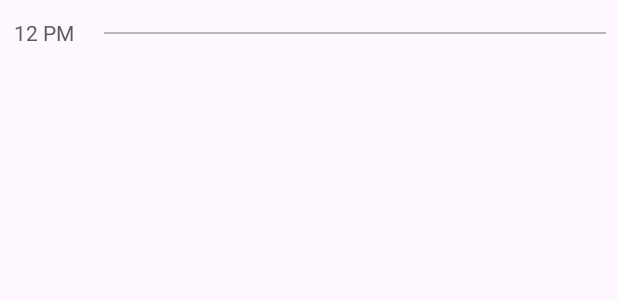
After one commit to t-scadambi/Project-Plan-My-Day, an Android app: the layout timeline_view.xml on its own in the app's theme, with its tools: preview values and no code run, on a phone screen of 412 x 824 dp. The commit adds this screen. Shown: the top 300 px of the screen. Run offline under Robolectric (Android 15) with nearby library versions, the light colour scheme and no system bars; network calls fail.

Commit message:
timelineview added

```diff
--- a/app/build.gradle
+++ b/app/build.gradle
@@ -59,6 +59,6 @@ dependencies {
     implementation 'org.tensorflow:tensorflow-lite:+'
     implementation 'org.tensorflow:tensorflow-lite-select-tf-ops:+'
 //    implementation 'io.github.akri16:timelineview:1.0.0'
-    implementation project(':timelineview')
+//    implementation project(':timelineview')
 
 }
--- a/app/src/main/AndroidManifest.xml
+++ b/app/src/main/AndroidManifest.xml
@@ -3,6 +3,7 @@
     xmlns:tools="http://schemas.android.com/tools">
     <uses-permission android:name="android.permission.READ_EXTERNAL_STORAGE" />
     <uses-permission android:name="android.permission.WRITE_EXTERNAL_STORAGE" />
+    <uses-permission android:name="android.permission.VIBRATE" />
     <application
         android:usesCleartextTraffic="true"
         android:allowBackup="true"
--- a/app/src/main/java/com/cads/projectplanmyday/ActivityViewModel.java
+++ b/app/src/main/java/com/cads/projectplanmyday/ActivityViewModel.java
@@ -4,6 +4,7 @@ import androidx.lifecycle.LiveData;
 import androidx.lifecycle.MutableLiveData;
 import androidx.lifecycle.ViewModel;
 
+import com.cads.projectplanmyday.timelineview.Event;
 import com.microsoft.identity.client.IAccount;
 import com.microsoft.identity.client.ISingleAccountPublicClientApplication;
 
@@ -14,7 +15,7 @@ public class ActivityViewModel extends ViewModel {
     private MutableLiveData<ISingleAccountPublicClientApplication> singleAccountAppLiveData = new MutableLiveData<>();
     private MutableLiveData<IAccount> accountLiveData = new MutableLiveData<>();
 
-    private MutableLiveData<List<Event>> _openAIData = new MutableLiveData<>();
+    private MutableLiveData<List<com.cads.projectplanmyday.timelineview.Event>> _openAIData = new MutableLiveData<>();
 
     private MutableLiveData<List<TaskPlanner>> _tasks = new MutableLiveData<>();
     private MutableLiveData<List<CalendarEvent>> _events = new MutableLiveData<>();
@@ -25,7 +26,7 @@ public class ActivityViewModel extends ViewModel {
     public void setUserMessage(String message){
         userMessage.postValue(message);
     }
-    public void setOpenAIData(List<Event> openAIData){
+    public void setOpenAIData(List<com.cads.projectplanmyday.timelineview.Event> openAIData){
         _openAIData.postValue(openAIData);
     }
     public List<Event> getOpenAIData(){
--- a/app/src/main/java/com/cads/projectplanmyday/Fragments/CalendarDisplayFragment.java
+++ b/app/src/main/java/com/cads/projectplanmyday/Fragments/CalendarDisplayFragment.java
@@ -19,7 +19,7 @@ import android.widget.Button;
 import com.cads.projectplanmyday.ActivityViewModel;
 import com.cads.projectplanmyday.CalendarEvent;
 import com.cads.projectplanmyday.CalendarResponseAdapter;
-import com.cads.projectplanmyday.Event;
+import com.cads.projectplanmyday.timelineview.Event;
 import com.cads.projectplanmyday.OpenAIHelper;
 import com.cads.projectplanmyday.R;
 import com.cads.projectplanmyday.TaskPlanner;
--- a/app/src/main/java/com/cads/projectplanmyday/Fragments/CalendarFragment.kt
+++ b/app/src/main/java/com/cads/projectplanmyday/Fragments/CalendarFragment.kt
@@ -7,13 +7,9 @@ import android.view.View
 import android.view.ViewGroup
 import androidx.annotation.RequiresApi
 import androidx.fragment.app.Fragment
-import androidx.navigation.Navigation
-import com.cads.projectplanmyday.Event
-import com.cads.projectplanmyday.R
+import com.cads.projectplanmyday.timelineview.Event
 import com.cads.projectplanmyday.ReadWriteHandler
 import com.cads.projectplanmyday.databinding.FragmentCalendarBinding
-import com.cads.projectplanmyday.databinding.FragmentOpenaiResponseBinding
-import com.google.android.material.snackbar.Snackbar
 
 @RequiresApi(Build.VERSION_CODES.O)
 class CalendarFragment : Fragment() {
--- a/app/src/main/java/com/cads/projectplanmyday/Fragments/OpenaiResponseFragment.kt
+++ b/app/src/main/java/com/cads/projectplanmyday/Fragments/OpenaiResponseFragment.kt
@@ -11,7 +11,7 @@ import androidx.fragment.app.Fragment
 import androidx.fragment.app.activityViewModels
 import androidx.navigation.Navigation
 import com.cads.projectplanmyday.ActivityViewModel
-import com.cads.projectplanmyday.Event
+import com.cads.projectplanmyday.timelineview.Event
 import com.cads.projectplanmyday.R
 import com.cads.projectplanmyday.ReadWriteHandler
 import com.cads.projectplanmyday.databinding.FragmentOpenaiResponseBinding
--- a/app/src/main/java/com/cads/projectplanmyday/Fragments/TaskDisplayFragment.java
+++ b/app/src/main/java/com/cads/projectplanmyday/Fragments/TaskDisplayFragment.java
@@ -20,7 +20,7 @@ import android.widget.Button;
 import com.android.volley.Response;
 import com.cads.projectplanmyday.ActivityViewModel;
 import com.cads.projectplanmyday.CalendarEvent;
-import com.cads.projectplanmyday.Event;
+import com.cads.projectplanmyday.timelineview.Event;
 import com.cads.projectplanmyday.MSGraphRepository;
 import com.cads.projectplanmyday.MainActivity;
 import com.cads.projectplanmyday.OpenAIHelper;
--- a/app/src/main/java/com/cads/projectplanmyday/ReadWriteHandler.kt
+++ b/app/src/main/java/com/cads/projectplanmyday/ReadWriteHandler.kt
@@ -3,6 +3,7 @@ package com.cads.projectplanmyday
 import android.content.Context
 import android.os.Build
 import androidx.annotation.RequiresApi
+import com.cads.projectplanmyday.timelineview.Event
 import com.google.gson.Gson
 import com.google.gson.reflect.TypeToken
 import java.io.File
--- a/app/src/main/res/layout/fragment_final_calendar.xml
+++ b/app/src/main/res/layout/fragment_final_calendar.xml
@@ -11,7 +11,7 @@
         android:overScrollMode="never"
         tools:context=".TimelineFragment">
 
-        <com.cads.projectplanmyday.TimelineView
+        <com.cads.projectplanmyday.timelineview.TimelineView
             android:id="@+id/timeline_view"
             android:layout_width="match_parent"
             android:layout_height="wrap_content"
--- /dev/null
+++ b/app/src/main/res/layout/timeline_view.xml
@@ -0,0 +1,47 @@
+<?xml version="1.0" encoding="utf-8"?>
+<layout xmlns:android="http://schemas.android.com/apk/res/android"
+    xmlns:app="http://schemas.android.com/apk/res-auto"
+    xmlns:tools="http://schemas.android.com/tools">
+
+    <data>
+        <variable
+            name="labelColor"
+            type="int" />
+    </data>
+
+    <androidx.constraintlayout.widget.ConstraintLayout
+        android:id="@+id/root"
+        android:layout_width="match_parent"
+        android:layout_height="75dp"
+        tools:context=".ui.main.timeline.TimelineFragment">
+
+
+        <View
+            android:id="@+id/divider"
+            android:layout_width="0dp"
+            android:layout_height="1dp"
+            android:layout_marginStart="20dp"
+            android:layout_marginEnd="8dp"
+            android:background="@{labelColor}"
+            app:layout_constraintBottom_toBottomOf="@+id/timeline_label"
+            app:layout_constraintEnd_toEndOf="parent"
+            app:layout_constraintStart_toEndOf="@+id/timeline_label"
+            app:layout_constraintTop_toTopOf="@+id/timeline_label"
+            tools:background="#B8B8B8" />
+
+        <TextView
+            android:id="@+id/timeline_label"
+            android:layout_width="45sp"
+            android:layout_height="wrap_content"
+            android:layout_marginStart="4dp"
+            android:layout_marginTop="12dp"
+            android:gravity="end"
+            android:textAlignment="textEnd"
+            android:textColor="@{labelColor}"
+            android:textSize="14sp"
+            app:layout_constraintStart_toStartOf="parent"
+            app:layout_constraintTop_toTopOf="parent"
+            tools:text="12 PM"
+            tools:textColor="#5C5C5C" />
+    </androidx.constraintlayout.widget.ConstraintLayout>
+</layout>
```
Also changed, not shown: app/src/main/java/com/cads/projectplanmyday/OpenAIHelper.java (+5 -4 lines), app/src/main/java/com/cads/projectplanmyday/timelineview/Event.kt (added, +7 -0 lines), app/src/main/java/com/cads/projectplanmyday/timelineview/EventI.kt (added, +40 -0 lines), app/src/main/java/com/cads/projectplanmyday/timelineview/ExpandedEventDialog.kt (added, +42 -0 lines), app/src/main/java/com/cads/projectplanmyday/timelineview/TimelineView.kt (added, +243 -0 lines), app/src/main/res/layout/event_view.xml (added, +64 -0 lines), app/src/main/res/values/attrs.xml (added, +11 -0 lines), timelineview/src/main/res/values/colors.xml (deleted, +0 -16 lines).
